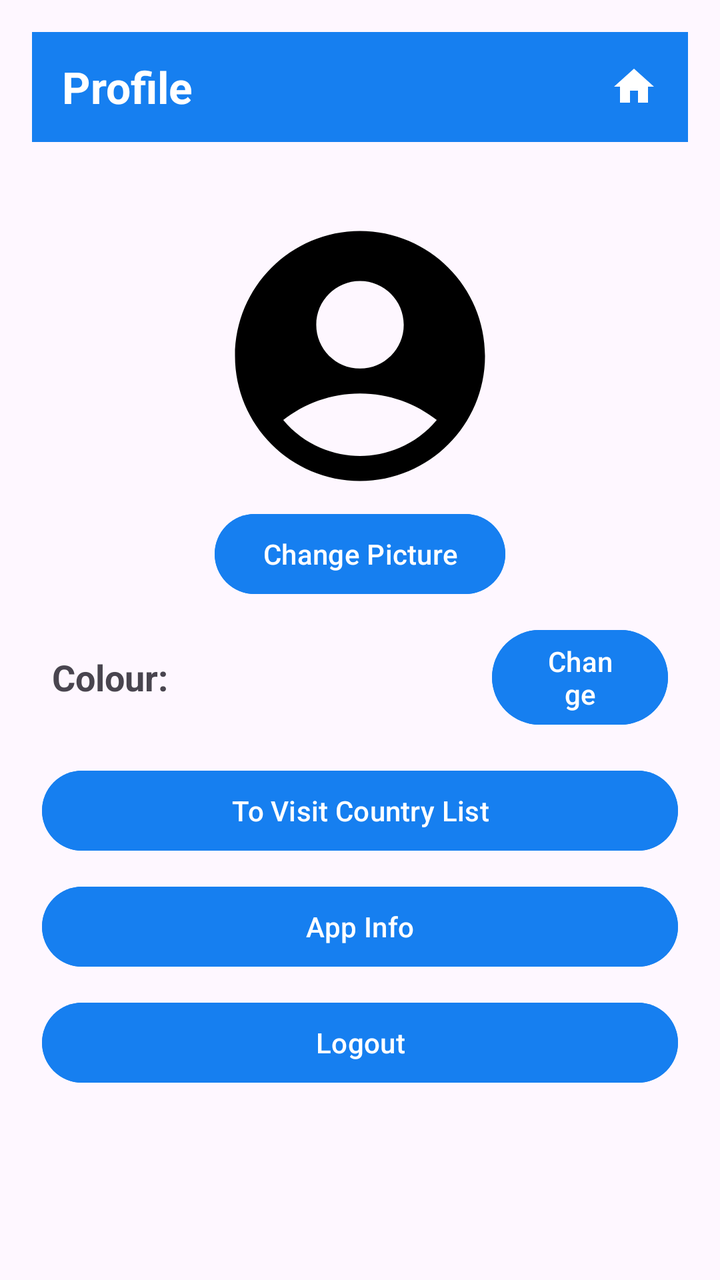
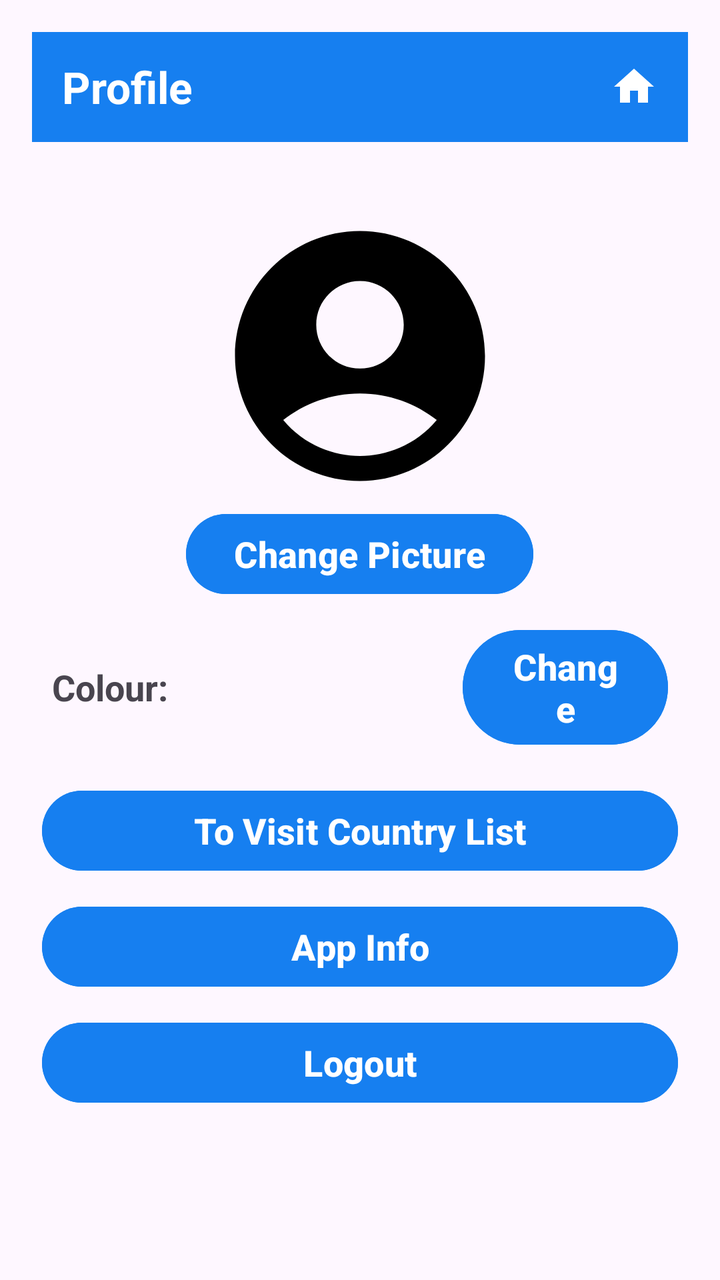

Screens rendered from an Android XML layout before and after an edit, with the pre-edit source and the edit as a unified diff.
<!-- AndroidManifest.xml: application theme Theme.TravelTales -->
<!-- res/layout/activity_profile.xml -->
<?xml version="1.0" encoding="utf-8"?>
<LinearLayout xmlns:android="http://schemas.android.com/apk/res/android"
    android:layout_width="match_parent"
    android:layout_height="match_parent"
    android:orientation="vertical">

    <LinearLayout
        android:layout_width="match_parent"
        android:layout_height="0dp"
        android:layout_weight="0.1"
        android:layout_margin="16dp"
        android:background="@color/blue"
        android:tag="appTheme"
        android:gravity="center_vertical"
        android:padding="5dp"
        android:orientation="horizontal">

        <TextView
            android:layout_width="0dp"
            android:layout_height="wrap_content"
            android:layout_weight="1"
            android:text="Profile"
            android:textSize="22sp"
            android:textStyle="bold"
            android:textColor="@color/white"
            android:layout_marginLeft="10dp"/>

        <ImageButton
            android:layout_width="wrap_content"
            android:layout_height="wrap_content"
            android:id="@+id/homeBtn"
            android:src="@drawable/home"
            android:contentDescription="Home"
            android:tint="@color/white"
            android:scaleType="fitCenter"
            android:background="@null"
            android:layout_marginRight="10dp"/>

    </LinearLayout>

    <ScrollView
        android:layout_width="match_parent"
        android:layout_height="0dp"
        android:layout_weight="1">

        <LinearLayout
            android:layout_width="match_parent"
            android:layout_height="match_parent"
            android:layout_margin="16dp"
            android:orientation="vertical">

            <ImageView
                android:layout_width="150dp"
                android:layout_height="150dp"
                android:src="@drawable/profile"
                android:id="@+id/profilePic"
                android:layout_gravity="center"/>

            <Button
                android:layout_width="wrap_content"
                android:layout_height="wrap_content"
                android:id="@+id/changeProfilePic"
                android:text="Change Picture"
                android:backgroundTint="@color/blue"
                android:tag="appTheme"
                android:layout_gravity="center"/>

            <LinearLayout
                android:layout_width="match_parent"
                android:layout_height="wrap_content"
                android:orientation="horizontal"
                android:layout_margin="10dp">

                <TextView
                    android:layout_width="0dp"
                    android:layout_height="wrap_content"
                    android:layout_weight="1"
                    android:text="Colour:"
                    android:textSize="18sp"
                    android:textStyle="bold"
                    android:layout_gravity="center_vertical"/>

                <Button
                    android:layout_width="0dp"
                    android:layout_height="wrap_content"
                    android:layout_weight="0.4"
                    android:id="@+id/colourChooseBtn"
                    android:text="Change"
                    android:backgroundTint="@color/blue"
                    android:tag="appTheme"/>

            </LinearLayout>

            <Button
                android:layout_width="match_parent"
                android:layout_height="wrap_content"
                android:layout_margin="5dp"
                android:id="@+id/visitListBtn"
                android:text="To Visit Country List"
                android:backgroundTint="@color/blue"
                android:tag="appTheme"/>

            <Button
                android:layout_width="match_parent"
                android:layout_height="wrap_content"
                android:layout_margin="5dp"
                android:id="@+id/appInfoBtn"
                android:text="App Info"
                android:backgroundTint="@color/blue"
                android:tag="appTheme"/>

            <Button
                android:layout_width="match_parent"
                android:layout_height="wrap_content"
                android:layout_margin="5dp"
                android:id="@+id/logoutBtn"
                android:text="Logout"
                android:backgroundTint="@color/blue"
                android:tag="appTheme"/>

        </LinearLayout>

    </ScrollView>

</LinearLayout>
<!-- resources referenced by this layout -->
<resources>
  <color name="blue">#167FF0</color>
  <color name="white">#FFFFFF</color>
  <!-- drawable home (drawable) -->
  <vector xmlns:android="http://schemas.android.com/apk/res/android" android:height="24dp" android:tint="#000000" android:viewportHeight="24" android:viewportWidth="24" android:width="24dp">
        
      <path android:fillColor="@android:color/white" android:pathData="M10,20v-6h4v6h5v-8h3L12,3 2,12h3v8z"/>
      
  </vector>
  <!-- drawable profile (drawable) -->
  <vector xmlns:android="http://schemas.android.com/apk/res/android" android:height="24dp" android:tint="#000000" android:viewportHeight="24" android:viewportWidth="24" android:width="24dp">
        
      <path android:fillColor="@android:color/white" android:pathData="M12,2C6.48,2 2,6.48 2,12s4.48,10 10,10s10,-4.48 10,-10S17.52,2 12,2zM12,6c1.93,0 3.5,1.57 3.5,3.5S13.93,13 12,13s-3.5,-1.57 -3.5,-3.5S10.07,6 12,6zM12,20c-2.03,0 -4.43,-0.82 -6.14,-2.88C7.55,15.8 9.68,15 12,15s4.45,0.8 6.14,2.12C16.43,19.18 14.03,20 12,20z"/>
      
  </vector>
  <style name="Theme.TravelTales" parent="Base.Theme.TravelTales" />
  <style name="Base.Theme.TravelTales" parent="Theme.Material3.DayNight.NoActionBar">
          
          
      </style>
</resources>

<!-- the commit's change to res/layout/activity_profile.xml (unified diff, before → after) -->
@@ -61,6 +61,8 @@
                 android:layout_height="wrap_content"
                 android:id="@+id/changeProfilePic"
                 android:text="Change Picture"
+                android:textSize="18sp"
+                android:textStyle="bold"
                 android:backgroundTint="@color/blue"
                 android:tag="appTheme"
                 android:layout_gravity="center"/>
@@ -83,9 +85,11 @@
                 <Button
                     android:layout_width="0dp"
                     android:layout_height="wrap_content"
-                    android:layout_weight="0.4"
+                    android:layout_weight="0.5"
                     android:id="@+id/colourChooseBtn"
                     android:text="Change"
+                    android:textSize="18sp"
+                    android:textStyle="bold"
                     android:backgroundTint="@color/blue"
                     android:tag="appTheme"/>
 
@@ -97,6 +101,8 @@
                 android:layout_margin="5dp"
                 android:id="@+id/visitListBtn"
                 android:text="To Visit Country List"
+                android:textSize="18sp"
+                android:textStyle="bold"
                 android:backgroundTint="@color/blue"
                 android:tag="appTheme"/>
 
@@ -106,6 +112,8 @@
                 android:layout_margin="5dp"
                 android:id="@+id/appInfoBtn"
                 android:text="App Info"
+                android:textSize="18sp"
+                android:textStyle="bold"
                 android:backgroundTint="@color/blue"
                 android:tag="appTheme"/>
 
@@ -115,6 +123,8 @@
                 android:layout_margin="5dp"
                 android:id="@+id/logoutBtn"
                 android:text="Logout"
+                android:textSize="18sp"
+                android:textStyle="bold"
                 android:backgroundTint="@color/blue"
                 android:tag="appTheme"/>
 
